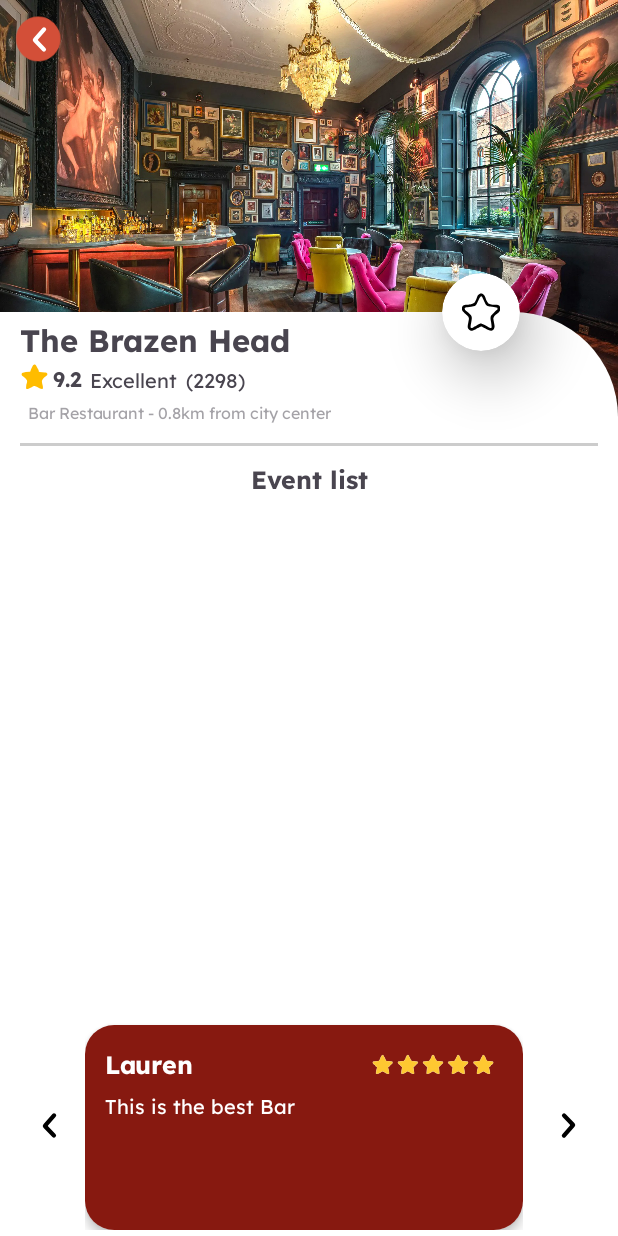
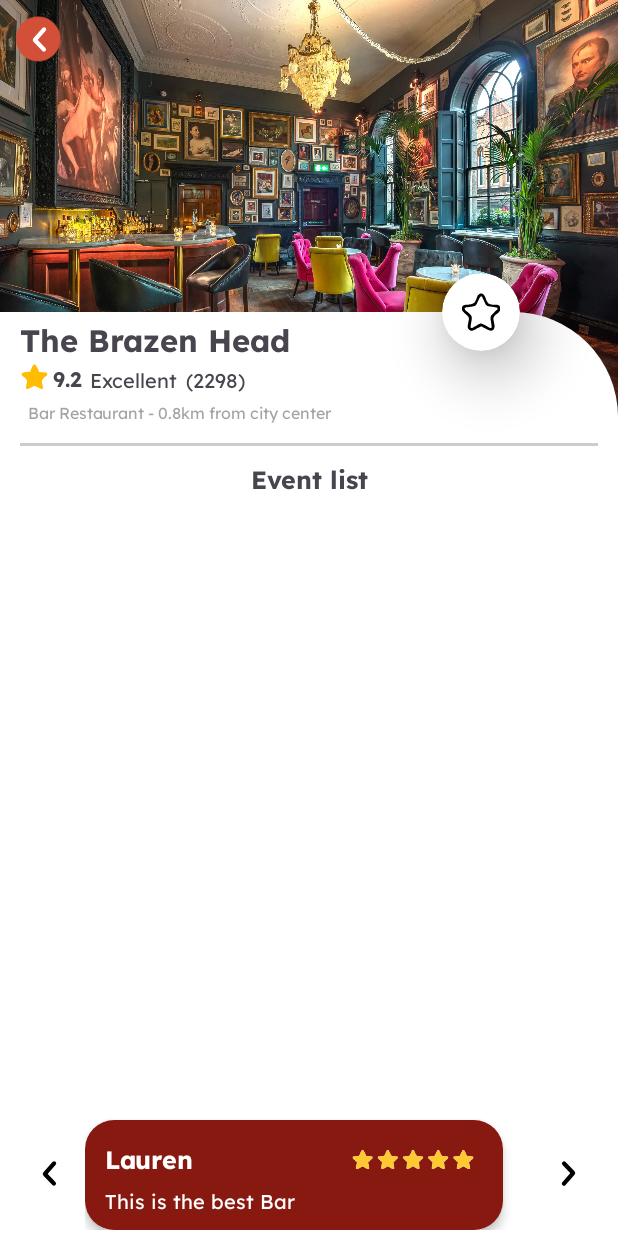
Before and after one commit to MansoorNisar92/just-bar-it-android, an Android app: the CalendarDetailsFragment screen opened through its navigation route, on a phone screen of 412 x 824 dp. Run offline under Robolectric (Android 15) with nearby library versions, the phone set to English and light mode, and no system bars; our stand-ins replace Dagger/Hilt's generated code, data binding, sdp/ssp sizes.

Commit message:
[Calendar Details -> UI issue fixed]

```diff
--- a/app/src/main/res/layout/item_review.xml
+++ b/app/src/main/res/layout/item_review.xml
@@ -5,8 +5,9 @@
     <androidx.cardview.widget.CardView
         android:id="@+id/eventCardView"
         android:layout_width="match_parent"
-        android:layout_height="@dimen/_105sdp"
+        android:layout_height="wrap_content"
         android:layout_marginTop="@dimen/_5sdp"
+        android:layout_marginEnd="@dimen/_10sdp"
         android:clipToPadding="false"
         android:elevation="@dimen/_3sdp"
         app:cardCornerRadius="@dimen/_15sdp"
@@ -19,7 +20,7 @@
 
         <androidx.constraintlayout.widget.ConstraintLayout
             android:layout_width="match_parent"
-            android:layout_height="match_parent"
+            android:layout_height="wrap_content"
             android:background="@color/nav_bar_color">
 
             <androidx.appcompat.widget.AppCompatTextView
@@ -38,7 +39,7 @@
             <androidx.appcompat.widget.AppCompatTextView
                 android:id="@+id/reviewTextView"
                 android:layout_width="0dp"
-                android:layout_height="0dp"
+                android:layout_height="wrap_content"
                 app:layout_constraintStart_toStartOf="parent"
                 app:layout_constraintEnd_toEndOf="parent"
                 app:layout_constraintBottom_toBottomOf="parent"
@@ -50,7 +51,8 @@
                 android:fontFamily="@font/lexend_regular"
                 android:textColor="@color/white"
                 android:layout_marginTop="@dimen/_5sdp"
-                android:layout_marginStart="@dimen/_10sdp"/>
+                android:layout_marginStart="@dimen/_10sdp"
+                android:layout_marginBottom="@dimen/_8sdp"/>
 
             <androidx.appcompat.widget.AppCompatRatingBar
                 android:visibility="visible"
```
